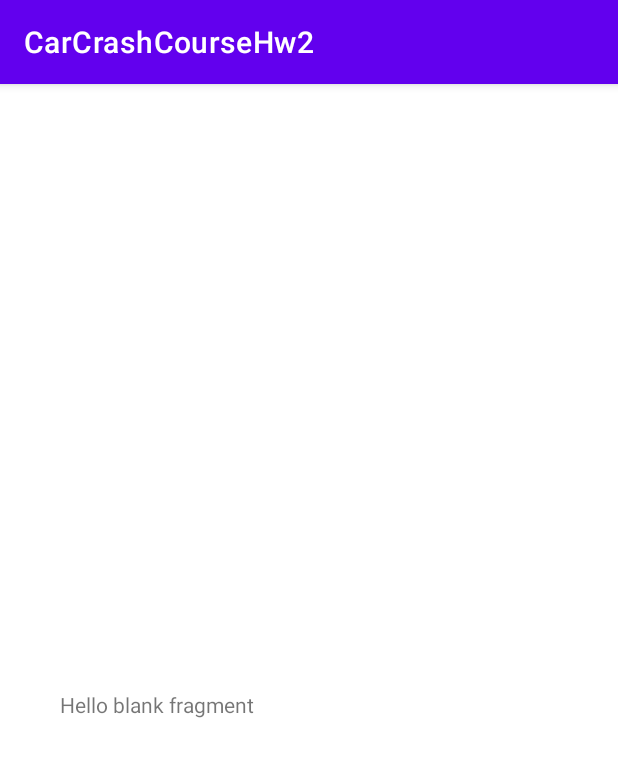
After one commit to Tomer258/CarCrashCourseHw2, an Android app: the GameEnd screen opened directly, with no data from a screen before it, on a phone screen of 412 x 824 dp. The commit adds this screen. Shown: the top 757 px of the screen. Run offline under Robolectric (Android 15) with nearby library versions, the phone set to English and light mode, and no system bars; 2 statements that could not run were skipped.

Commit message:
added:     -first try of recycler view

```diff
--- /dev/null
+++ b/app/src/main/java/com/example/carcrashcoursehw2/Fragments/MapFragment.java
@@ -0,0 +1,22 @@
+package com.example.carcrashcoursehw2.Fragments;
+
+import android.os.Bundle;
+
+import androidx.fragment.app.Fragment;
+
+import android.view.LayoutInflater;
+import android.view.View;
+import android.view.ViewGroup;
+
+import com.example.carcrashcoursehw2.R;
+
+
+public class MapFragment extends Fragment {
+
+    @Override
+    public View onCreateView(LayoutInflater inflater, ViewGroup container,
+                             Bundle savedInstanceState) {
+        // Inflate the layout for this fragment
+        return inflater.inflate(R.layout.fragment_map, container, false);
+    }
+}
--- /dev/null
+++ b/app/src/main/java/com/example/carcrashcoursehw2/Fragments/TableFragment.java
@@ -0,0 +1,34 @@
+package com.example.carcrashcoursehw2.Fragments;
+
+import android.os.Bundle;
+
+import androidx.fragment.app.Fragment;
+import androidx.recyclerview.widget.LinearLayoutManager;
+import androidx.recyclerview.widget.RecyclerView;
+
+import android.view.LayoutInflater;
+import android.view.View;
+import android.view.ViewGroup;
+
+import com.example.carcrashcoursehw2.R;
+import com.example.carcrashcoursehw2.RecyclerView.ScoreModel;
+import com.example.carcrashcoursehw2.RecyclerView.Score_RecyclerViewAdapter;
+
+import java.util.ArrayList;
+
+public class TableFragment extends Fragment {
+    ArrayList<ScoreModel> scores =new ArrayList<>();
+
+    @Override
+    public View onCreateView(LayoutInflater inflater, ViewGroup container,
+                             Bundle savedInstanceState) {
+        // Inflate the layout for this fragment
+        View view = inflater.inflate(R.layout.fragment_table, container, false);
+        RecyclerView recyclerView = view.findViewById(R.id.mRecyclerView);
+        //no data in recyclerView yet
+        Score_RecyclerViewAdapter adapter=new Score_RecyclerViewAdapter(view.getContext(),scores);
+        recyclerView.setAdapter(adapter);
+        recyclerView.setLayoutManager(new LinearLayoutManager(view.getContext()));
+        return inflater.inflate(R.layout.fragment_table, container, false);
+    }
+}
--- /dev/null
+++ b/app/src/main/java/com/example/carcrashcoursehw2/GameEnd.java
@@ -0,0 +1,31 @@
+package com.example.carcrashcoursehw2;
+
+import androidx.appcompat.app.AppCompatActivity;
+import android.os.Bundle;
+
+import com.example.carcrashcoursehw2.Fragments.MapFragment;
+import com.example.carcrashcoursehw2.Fragments.TableFragment;
+
+public class GameEnd extends AppCompatActivity {
+    private TableFragment tableFragment;
+    private MapFragment mapFragment;
+    @Override
+    protected void onCreate(Bundle savedInstanceState) {
+        super.onCreate(savedInstanceState);
+        setContentView(R.layout.activity_game_end);
+
+        initFragments();
+        beginTransactions();
+    }
+
+    private void initFragments() {
+        tableFragment = new TableFragment();
+        mapFragment = new MapFragment();
+    }
+
+    private void beginTransactions() {
+        getSupportFragmentManager().beginTransaction().add(R.id.gameEnd_FRAME_table, tableFragment).commit();
+        getSupportFragmentManager().beginTransaction().add(R.id.gameEnd_FRAME_map, mapFragment).commit();
+    }
+
+}
--- /dev/null
+++ b/app/src/main/res/layout/activity_game_end.xml
@@ -0,0 +1,28 @@
+<?xml version="1.0" encoding="utf-8"?>
+<androidx.appcompat.widget.LinearLayoutCompat
+    xmlns:android="http://schemas.android.com/apk/res/android"
+    xmlns:tools="http://schemas.android.com/tools"
+    xmlns:app="http://schemas.android.com/apk/res-auto"
+    android:layout_width="match_parent"
+    android:layout_height="match_parent"
+    android:orientation="vertical"
+    android:padding="20dp"
+    tools:context=".GameEnd">
+
+    <FrameLayout
+        android:id="@+id/gameEnd_FRAME_table"
+        android:layout_width="match_parent"
+        android:layout_height="0dp"
+        android:layout_weight="1"
+        android:padding="20dp"
+        />
+
+    <FrameLayout
+        android:id="@+id/gameEnd_FRAME_map"
+        android:layout_width="match_parent"
+        android:layout_height="0dp"
+        android:layout_weight="1"
+        android:padding="20dp"
+        />
+
+  </androidx.appcompat.widget.LinearLayoutCompat>
--- /dev/null
+++ b/app/src/main/res/layout/fragment_map.xml
@@ -0,0 +1,14 @@
+<?xml version="1.0" encoding="utf-8"?>
+<FrameLayout xmlns:android="http://schemas.android.com/apk/res/android"
+    xmlns:tools="http://schemas.android.com/tools"
+    android:layout_width="match_parent"
+    android:layout_height="match_parent"
+    tools:context=".Fragments.MapFragment">
+
+    <!-- TODO: Update blank fragment layout -->
+    <TextView
+        android:layout_width="match_parent"
+        android:layout_height="match_parent"
+        android:text="@string/hello_blank_fragment" />
+
+</FrameLayout>
--- /dev/null
+++ b/app/src/main/res/layout/fragment_table.xml
@@ -0,0 +1,17 @@
+<?xml version="1.0" encoding="utf-8"?>
+<RelativeLayout
+    xmlns:android="http://schemas.android.com/apk/res/android"
+    xmlns:tools="http://schemas.android.com/tools"
+    android:layout_width="match_parent"
+    android:layout_height="match_parent"
+    tools:context=".Fragments.TableFragment">
+
+  <androidx.recyclerview.widget.RecyclerView
+      android:layout_width="match_parent"
+      android:layout_height="wrap_content"
+      android:id="@+id/mRecyclerView"
+      >
+
+  </androidx.recyclerview.widget.RecyclerView>
+
+</RelativeLayout>
--- a/app/src/main/res/values/strings.xml
+++ b/app/src/main/res/values/strings.xml
@@ -9,4 +9,6 @@
     <string name="carlane2">carLane2</string>
     <string name="carlane1">carLane1</string>
     <string name="leftbtn">leftBTN</string>
+    <!-- TODO: Remove or change this placeholder text -->
+    <string name="hello_blank_fragment">Hello blank fragment</string>
 </resources>
```
Also changed, not shown: app/src/main/AndroidManifest.xml (+7 -5 lines), app/src/main/res/layout/rv_item.xml (added, +68 -0 lines), app/src/main/res/drawable/highscore.png (added).
